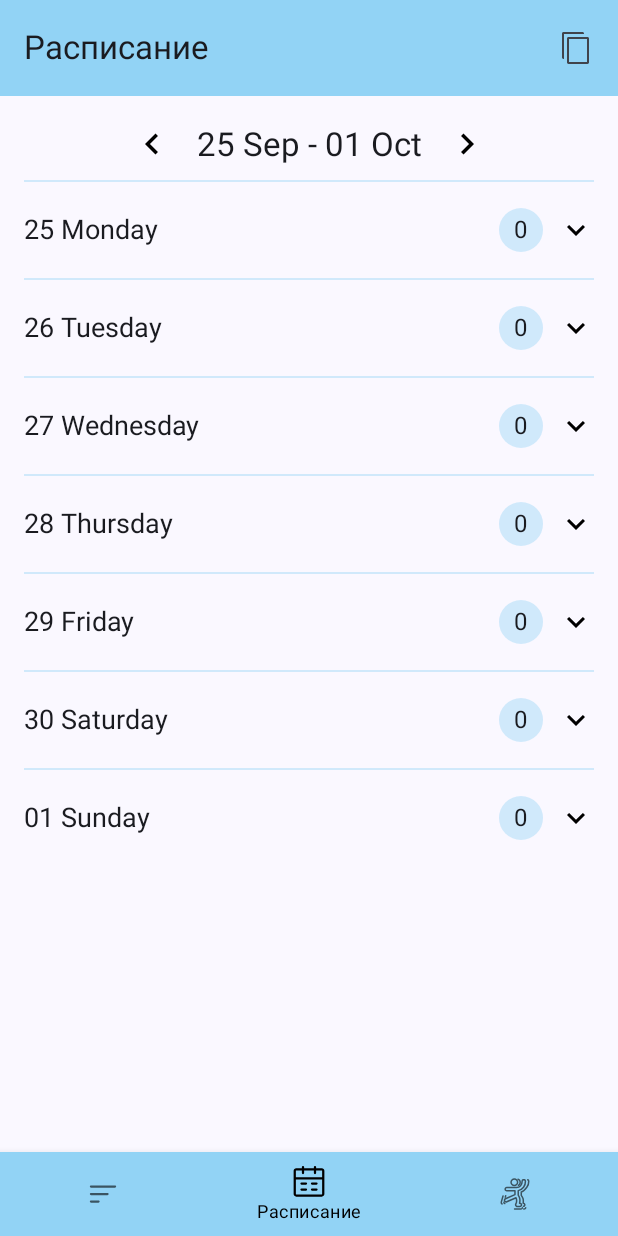
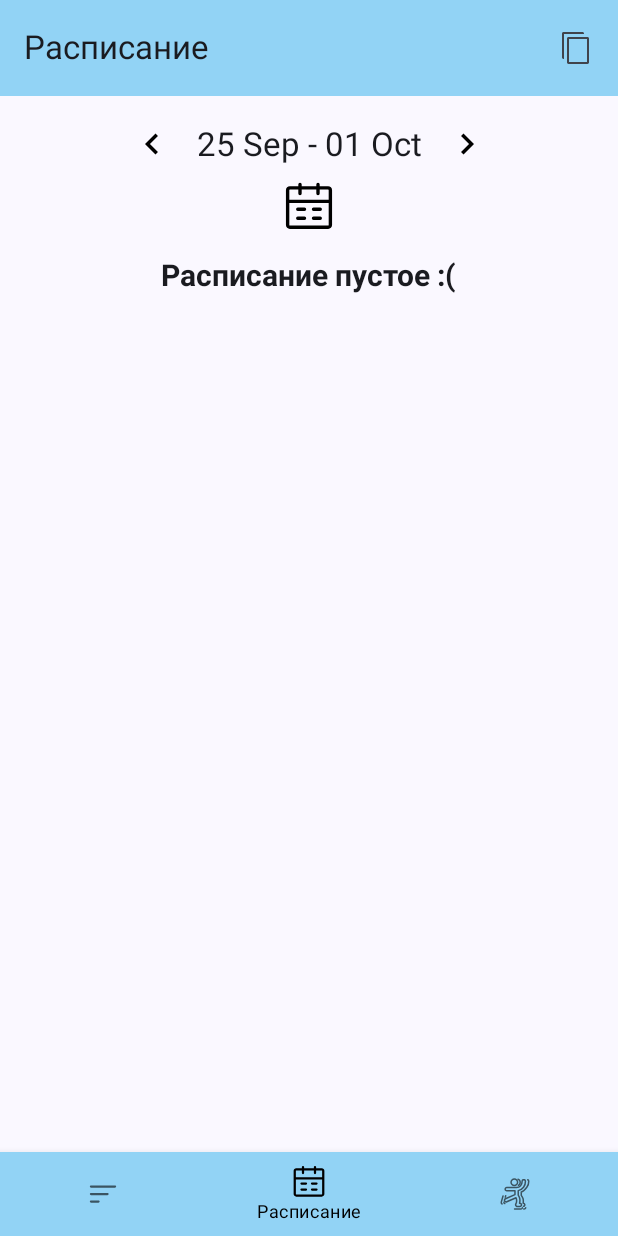
Before and after one commit to kair32/ScheduleIcePalaces, an Android app built with Jetpack Compose: the ScheduleUi screen opened through its navigation route, on a phone screen of 412 x 824 dp. Run offline under Robolectric (Android 15) with nearby library versions, the light colour scheme and no system bars.

Commit message:
- В расписании сегодня сразу открыто - В расписании скрыты дни без тренировок - Если расписания нет, выводится сообщение "Расписание пустое"

```diff
--- /dev/null
+++ b/app/src/main/java/su/wolfstudio/schedule_ice/ui/schedule/EmptySchedule.kt
@@ -0,0 +1,42 @@
+package su.wolfstudio.schedule_ice.ui.schedule
+
+import androidx.compose.foundation.Image
+import androidx.compose.foundation.layout.Arrangement
+import androidx.compose.foundation.layout.Column
+import androidx.compose.foundation.layout.fillMaxSize
+import androidx.compose.foundation.layout.padding
+import androidx.compose.foundation.layout.size
+import androidx.compose.material3.Text
+import androidx.compose.runtime.Composable
+import androidx.compose.ui.Alignment
+import androidx.compose.ui.Modifier
+import androidx.compose.ui.res.painterResource
+import androidx.compose.ui.res.stringResource
+import androidx.compose.ui.text.TextStyle
+import androidx.compose.ui.text.font.FontWeight
+import androidx.compose.ui.unit.dp
+import androidx.compose.ui.unit.sp
+import su.wolfstudio.schedule_ice.R
+
+@Composable
+fun EmptySchedule(modifier: Modifier) {
+    Column(
+        modifier = modifier.fillMaxSize(),
+        horizontalAlignment = Alignment.CenterHorizontally,
+        verticalArrangement = Arrangement.Center
+    ) {
+        Image(
+            modifier = Modifier.size(36.dp),
+            painter = painterResource(id = R.drawable.ic_calendar),
+            contentDescription = null
+        )
+        Text(
+            modifier = Modifier.padding(top = 16.dp, bottom = 10.dp),
+            text = stringResource(id = R.string.empty_schedule),
+            style = TextStyle(
+                fontWeight = FontWeight.Bold,
+                fontSize = 20.sp
+            )
+        )
+    }
+}
--- a/app/src/main/java/su/wolfstudio/schedule_ice/ui/schedule/ScheduleUi.kt
+++ b/app/src/main/java/su/wolfstudio/schedule_ice/ui/schedule/ScheduleUi.kt
@@ -20,7 +20,6 @@ import androidx.compose.foundation.layout.size
 import androidx.compose.foundation.lazy.LazyColumn
 import androidx.compose.foundation.lazy.items
 import androidx.compose.material.icons.Icons
-import androidx.compose.material.icons.filled.ArrowBack
 import androidx.compose.material.icons.filled.KeyboardArrowDown
 import androidx.compose.material.icons.filled.KeyboardArrowLeft
 import androidx.compose.material.icons.filled.KeyboardArrowRight
@@ -61,6 +60,7 @@ import su.wolfstudio.schedule_ice.ui.theme.SkateColor40
 import su.wolfstudio.schedule_ice.ui.view.add_schedule.Date
 import su.wolfstudio.schedule_ice.ui.view.add_schedule.Date.getCopyFormatSchedule
 import su.wolfstudio.schedule_ice.ui.view.add_schedule.Date.getDateWithDayOfWeek
+import java.time.LocalDate
 
 @OptIn(ExperimentalMaterial3Api::class, ExperimentalFoundationApi::class)
 @Composable
@@ -69,6 +69,7 @@ fun ScheduleUi(
     navigation: NavController,
     viewModel: ScheduleViewModel = viewModel(ScheduleViewModelImpl::class.java)
 ) {
+    val isLoad by viewModel.isLoad.collectAsState()
     val palacesSchedules by viewModel.palacesSchedules.collectAsState()
     val clipboardManager: ClipboardManager = LocalClipboardManager.current
 
@@ -100,6 +101,12 @@ fun ScheduleUi(
                 )
             }
             item { ChooseDatePeriod(viewModel) }
+
+            if (isLoad) return@LazyColumn
+
+            if (palacesSchedules.isEmpty())
+                item { EmptySchedule(modifier = modifier) }
+
             items(
                 items = palacesSchedules,
                 key = { it.date.toEpochDay() },
@@ -199,7 +206,7 @@ fun DateOfWeek(
     item: DateWithSchedulePalace,
     viewModel: ScheduleViewModel
 ) {
-    val isShowSchedule = remember { mutableStateOf(false) }
+    val isShowSchedule = remember { mutableStateOf(item.date == LocalDate.now()) }
     Column(modifier = modifier.fillMaxWidth()) {
         Divider(
             modifier = Modifier
--- a/app/src/main/java/su/wolfstudio/schedule_ice/ui/schedule/ScheduleViewModel.kt
+++ b/app/src/main/java/su/wolfstudio/schedule_ice/ui/schedule/ScheduleViewModel.kt
@@ -6,6 +6,7 @@ import su.wolfstudio.schedule_ice.model.Schedule
 import java.time.LocalDate
 
 interface ScheduleViewModel {
+    val isLoad: StateFlow<Boolean>
     val palacesSchedules: StateFlow<List<DateWithSchedulePalace>>
     val currentWeek: StateFlow<Pair<LocalDate, LocalDate>>
 
--- a/app/src/main/java/su/wolfstudio/schedule_ice/ui/schedule/ScheduleViewModelImpl.kt
+++ b/app/src/main/java/su/wolfstudio/schedule_ice/ui/schedule/ScheduleViewModelImpl.kt
@@ -1,9 +1,7 @@
 package su.wolfstudio.schedule_ice.ui.schedule
 
-import android.util.Log
 import androidx.lifecycle.viewModelScope
 import kotlinx.coroutines.Dispatchers.IO
-import kotlinx.coroutines.flow.collect
 import kotlinx.coroutines.launch
 import su.wolfstudio.schedule_ice.app.dependencies.getDependency
 import su.wolfstudio.schedule_ice.bd.DataBase
@@ -24,6 +22,7 @@ class ScheduleViewModelImpl : ViewModelBase(), ScheduleViewModel {
 
     private val palace: List<Palace> = cash.listPalace.value
     override val palacesSchedules: StateValue<List<DateWithSchedulePalace>> by stateValue(listOf())
+    override val isLoad: StateValue<Boolean> by stateValue(true)
     override val currentWeek: StateValue<Pair<LocalDate, LocalDate>> by stateValue(Date.getDateByWeekend(isNext = false))
 
     private val athletes = mutableListOf<Athlete>()
@@ -45,6 +44,7 @@ class ScheduleViewModelImpl : ViewModelBase(), ScheduleViewModel {
                                 schedules.map { schedule ->
                                     schedule.athletes = athletes.filter { schedule.athleteIds.contains(it.id) }
                                 }
+                                if (schedules.isNotEmpty())
                                     palacesSchedulesNew.add(
                                         DateWithSchedulePalace(
                                             date = day,
@@ -53,6 +53,7 @@ class ScheduleViewModelImpl : ViewModelBase(), ScheduleViewModel {
                                         )
                                     )
                             }
+                            isLoad.emit(false)
                             palacesSchedules.emit(palacesSchedulesNew)
                         }
                 }
--- a/app/src/main/res/values/strings.xml
+++ b/app/src/main/res/values/strings.xml
@@ -7,6 +7,7 @@
     <string name="save">Сохранить</string>
     <string name="ok">Ок</string>
     <string name="schedule">Расписание</string>
+    <string name="empty_schedule">Расписание пустое :(</string>
     <string name="comment">Комментарий</string>
     <string name="add_comment">Добавить комментарий</string>
     <string name="training_details">Детали тренировки</string>
```
Also changed, not shown: 1 other file. Lines whose indentation alone changed are shown as unchanged.
